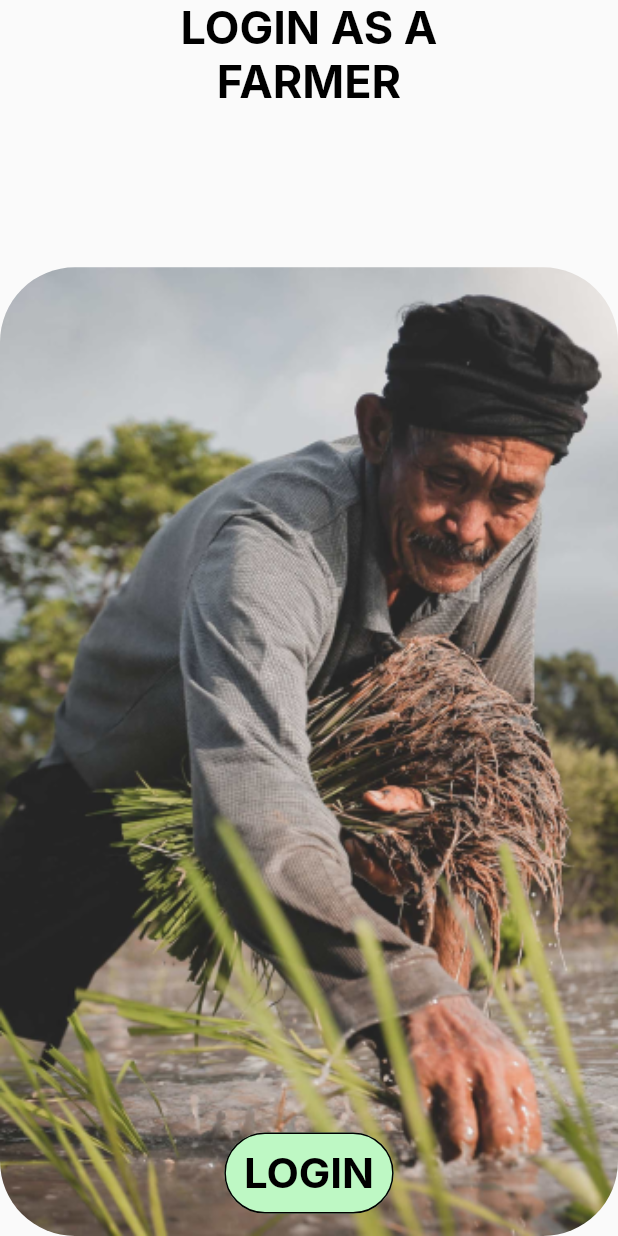
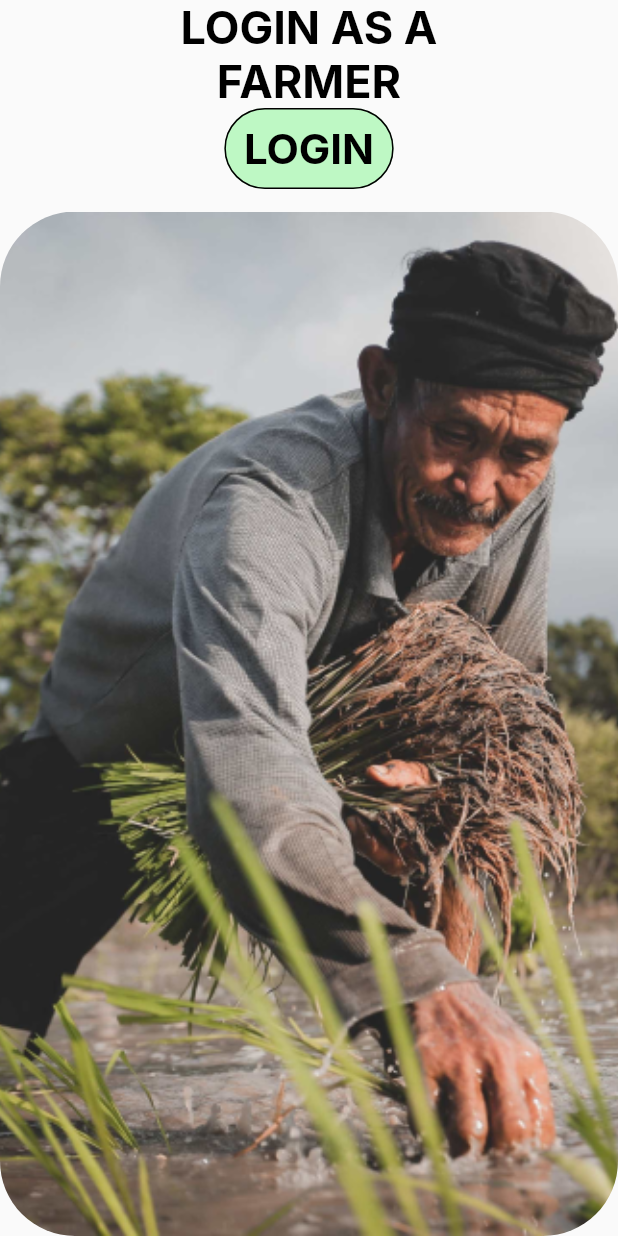
Before and after one commit to Avishka-Rathnavibhushana/Agro-care, a Flutter app: the FeatureBox widget shown alone on an empty page, opened directly, on a phone screen of 412 x 824 dp. Run offline on Flutter 3.47's test engine with Material 2 defaults, Android fonts, the phone set to English and light mode, and no system bars; our stand-ins replace google_fonts.

Commit message:
Alignment bug fix

```diff
--- a/lib/aboutUsPage.dart
+++ b/lib/aboutUsPage.dart
@@ -16,7 +16,7 @@ class _AboutUSPageState extends State<AboutUSPage> {
     return Expanded(
       child: Center(
         child: Stack(
-          alignment: Alignment.center,
+          alignment: Alignment.topCenter,
           children: [
             ClipRRect(
               borderRadius: BorderRadius.circular(
--- a/lib/featuresPage.dart
+++ b/lib/featuresPage.dart
@@ -18,7 +18,7 @@ class _FeaturesPageState extends State<FeaturesPage> {
     return Expanded(
       child: Center(
         child: Stack(
-          alignment: Alignment.center,
+          alignment: Alignment.topCenter,
           children: [
             Row(
               children: [
--- a/lib/homePage.dart
+++ b/lib/homePage.dart
@@ -16,7 +16,7 @@ class _HoemPageState extends State<HoemPage> {
     return Expanded(
       child: Center(
         child: Stack(
-          alignment: Alignment.center,
+          alignment: Alignment.topCenter,
           children: [
             ClipRRect(
               borderRadius: BorderRadius.circular(
--- a/lib/widgets/featureBox.dart
+++ b/lib/widgets/featureBox.dart
@@ -28,27 +28,23 @@ class FeatureBox extends StatelessWidget {
             ),
             textAlign: TextAlign.center,
           ),
+          Padding(
+            padding: const EdgeInsets.only(bottom: 15),
+            child: SimpleButton(
+              text: "LOGIN",
+              ontap: ontap,
+            ),
+          ),
           Expanded(
             child: Stack(
-              alignment: Alignment.bottomCenter,
+              fit: StackFit.expand,
               children: [
-                Expanded(
-                  child: ClipRRect(
-                    borderRadius: BorderRadius.circular(
-                      50,
-                    ),
-                    child: Image.asset(
-                      image,
-                      fit: BoxFit.fitHeight,
-                      width: MediaQuery.of(context).size.width,
-                    ),
-                  ),
-                ),
-                Padding(
-                  padding: const EdgeInsets.only(bottom: 15),
-                  child: SimpleButton(
-                    text: "LOGIN",
-                    ontap: ontap,
+                ClipRRect(
+                  borderRadius: BorderRadius.all(Radius.circular(50)),
+                  child: Image.asset(
+                    image,
+                    fit: BoxFit.fitHeight,
+                    width: MediaQuery.of(context).size.width,
                   ),
                 ),
               ],
```
